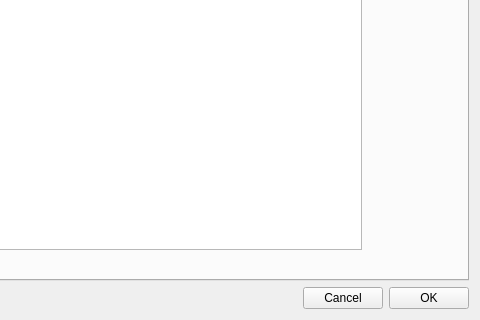
The window that boris/project.ui (olivierfriard/BORIS) describes before a commit, drawn with Qt 5; both pictures show x 641 to 1121 and y 653 to 973 of the 1121 by 973 pixel window.
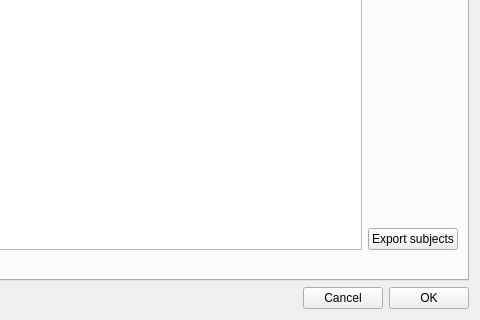
The same window after the commit.

Commit message: added export subject list function

The edit to the form file:
```diff
--- a/boris/project.ui
+++ b/boris/project.ui
@@ -364,6 +364,13 @@
                  </property>
                 </spacer>
                </item>
+               <item>
+                <widget class="QPushButton" name="pb_export_subjects">
+                 <property name="text">
+                  <string>Export subjects</string>
+                 </property>
+                </widget>
+               </item>
               </layout>
              </item>
             </layout>
```
The commit also changes 3 other files.
